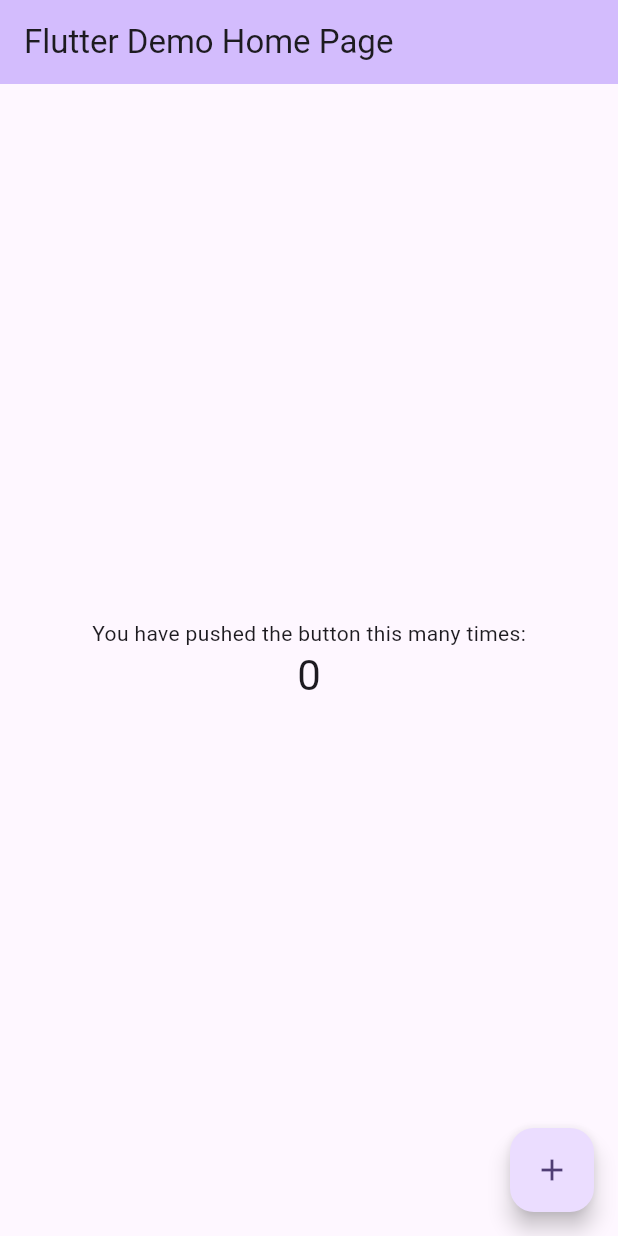
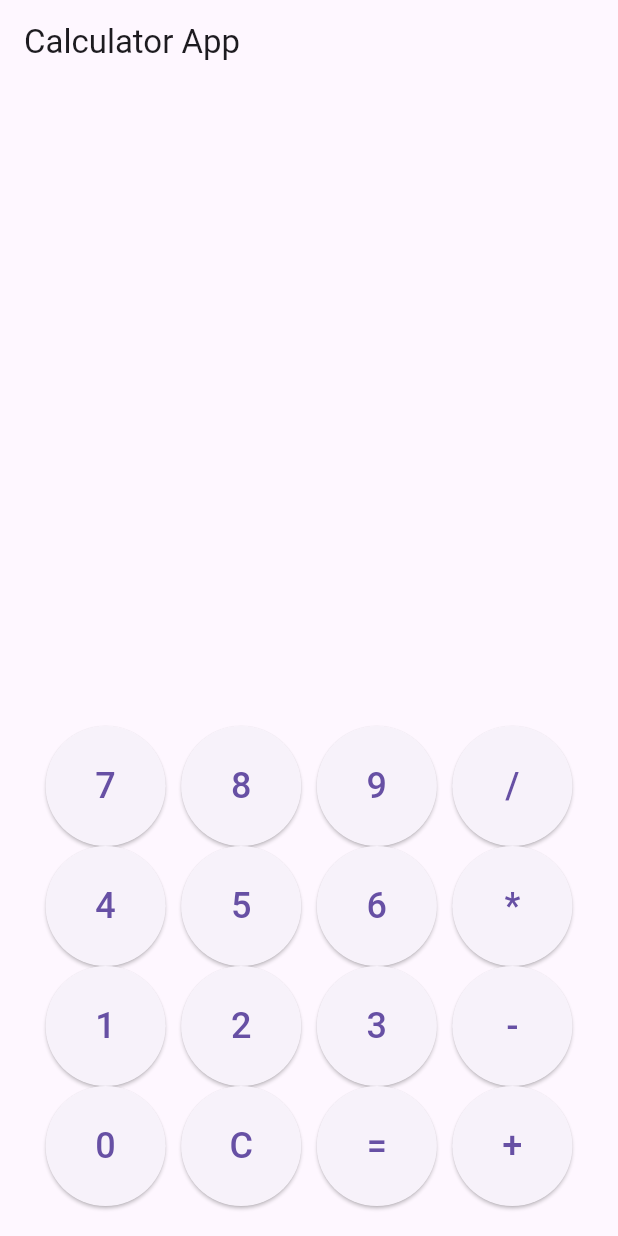
Before and after one commit to Mack-ux/Calculator-App, a Flutter app: the screen it shows after launch, on a phone screen of 412 x 824 dp. Run offline on Flutter 3.47's test engine with Material 3 defaults, Android fonts, the phone set to English and light mode, and no system bars.

Commit message:
Added functions

```diff
--- a/lib/main.dart
+++ b/lib/main.dart
@@ -1,125 +1,180 @@
 import 'package:flutter/material.dart';
 
 void main() {
-  runApp(const MyApp());
+  runApp(const CalculatorApp());
 }
 
-class MyApp extends StatelessWidget {
-  const MyApp({super.key});
+class CalculatorApp extends StatelessWidget {
+  const CalculatorApp({Key? key}) : super(key: key);
 
-  // This widget is the root of your application.
   @override
   Widget build(BuildContext context) {
     return MaterialApp(
-      title: 'Flutter Demo',
+      title: 'Calculator App',
       theme: ThemeData(
-        // This is the theme of your application.
-        //
-        // TRY THIS: Try running your application with "flutter run". You'll see
-        // the application has a purple toolbar. Then, without quitting the app,
-        // try changing the seedColor in the colorScheme below to Colors.green
-        // and then invoke "hot reload" (save your changes or press the "hot
-        // reload" button in a Flutter-supported IDE, or press "r" if you used
-        // the command line to start the app).
-        //
-        // Notice that the counter didn't reset back to zero; the application
-        // state is not lost during the reload. To reset the state, use hot
-        // restart instead.
-        //
-        // This works for code too, not just values: Most code changes can be
-        // tested with just a hot reload.
-        colorScheme: ColorScheme.fromSeed(seedColor: Colors.deepPurple),
-        useMaterial3: true,
+        primarySwatch: Colors.blue,
+        visualDensity: VisualDensity.adaptivePlatformDensity,
       ),
-      home: const MyHomePage(title: 'Flutter Demo Home Page'),
+      home: const CalculatorScreen(),
     );
   }
 }
 
-class MyHomePage extends StatefulWidget {
-  const MyHomePage({super.key, required this.title});
-
-  // This widget is the home page of your application. It is stateful, meaning
-  // that it has a State object (defined below) that contains fields that affect
-  // how it looks.
-
-  // This class is the configuration for the state. It holds the values (in this
-  // case the title) provided by the parent (in this case the App widget) and
-  // used by the build method of the State. Fields in a Widget subclass are
-  // always marked "final".
-
-  final String title;
+class CalculatorScreen extends StatefulWidget {
+  const CalculatorScreen({Key? key}) : super(key: key);
 
   @override
-  State<MyHomePage> createState() => _MyHomePageState();
+  _CalculatorScreenState createState() => _CalculatorScreenState();
 }
 
-class _MyHomePageState extends State<MyHomePage> {
-  int _counter = 0;
+class _CalculatorScreenState extends State<CalculatorScreen> {
+  String displayText = '';
+  double firstOperand = 0.0;
+  double secondOperand = 0.0;
+  String operator = '';
+  String result = '';
 
-  void _incrementCounter() {
+  // Function to handle number button tap
+  void onButtonPressed(String value) {
     setState(() {
-      // This call to setState tells the Flutter framework that something has
-      // changed in this State, which causes it to rerun the build method below
-      // so that the display can reflect the updated values. If we changed
-      // _counter without calling setState(), then the build method would not be
-      // called again, and so nothing would appear to happen.
-      _counter++;
+      displayText += value;
     });
   }
 
+  // Function to handle operator button tap
+  void onOperatorPressed(String op) {
+    setState(() {
+      if (displayText.isNotEmpty) {
+        firstOperand = double.parse(displayText);
+        operator = op;
+        displayText = '';
+      }
+    });
+  }
+
+  // Function to calculate the result based on operator
+  void onEqualsPressed() {
+    setState(() {
+      if (displayText.isNotEmpty) {
+        secondOperand = double.parse(displayText);
+        switch (operator) {
+          case '+':
+            result = (firstOperand + secondOperand).toString();
+            break;
+          case '-':
+            result = (firstOperand - secondOperand).toString();
+            break;
+          case '*':
+            result = (firstOperand * secondOperand).toString();
+            break;
+          case '/':
+            if (secondOperand != 0) {
+              result = (firstOperand / secondOperand).toString();
+            } else {
+              result = 'Error';
+            }
+            break;
+          default:
+            result = 'Error';
+        }
+        displayText = result;
+      }
+    });
+  }
+
+  // Function to clear the display
+  void onClearPressed() {
+    setState(() {
+      displayText = '';
+      firstOperand = 0.0;
+      secondOperand = 0.0;
+      operator = '';
+      result = '';
+    });
+  }
+
+  // Build the UI
   @override
   Widget build(BuildContext context) {
-    // This method is rerun every time setState is called, for instance as done
-    // by the _incrementCounter method above.
-    //
-    // The Flutter framework has been optimized to make rerunning build methods
-    // fast, so that you can just rebuild anything that needs updating rather
-    // than having to individually change instances of widgets.
     return Scaffold(
       appBar: AppBar(
-        // TRY THIS: Try changing the color here to a specific color (to
-        // Colors.amber, perhaps?) and trigger a hot reload to see the AppBar
-        // change color while the other colors stay the same.
-        backgroundColor: Theme.of(context).colorScheme.inversePrimary,
-        // Here we take the value from the MyHomePage object that was created by
-        // the App.build method, and use it to set our appbar title.
-        title: Text(widget.title),
+        title: const Text('Calculator App'),
       ),
-      body: Center(
-        // Center is a layout widget. It takes a single child and positions it
-        // in the middle of the parent.
+      body: Padding(
+        padding: const EdgeInsets.all(20.0),
         child: Column(
-          // Column is also a layout widget. It takes a list of children and
-          // arranges them vertically. By default, it sizes itself to fit its
-          // children horizontally, and tries to be as tall as its parent.
-          //
-          // Column has various properties to control how it sizes itself and
-          // how it positions its children. Here we use mainAxisAlignment to
-          // center the children vertically; the main axis here is the vertical
-          // axis because Columns are vertical (the cross axis would be
-          // horizontal).
-          //
-          // TRY THIS: Invoke "debug painting" (choose the "Toggle Debug Paint"
-          // action in the IDE, or press "p" in the console), to see the
-          // wireframe for each widget.
-          mainAxisAlignment: MainAxisAlignment.center,
-          children: <Widget>[
-            const Text(
-              'You have pushed the button this many times:',
+          mainAxisAlignment: MainAxisAlignment.end,
+          children: [
+            // Display area
+            Text(
+              displayText,
+              style: const TextStyle(fontSize: 48, fontWeight: FontWeight.bold),
+              textAlign: TextAlign.right,
             ),
-            Text(
-              '$_counter',
-              style: Theme.of(context).textTheme.headlineMedium,
+            const SizedBox(height: 20),
+            // Buttons
+            Row(
+              mainAxisAlignment: MainAxisAlignment.spaceEvenly,
+              children: [
+                buildButton('7'),
+                buildButton('8'),
+                buildButton('9'),
+                buildButton('/'),
+              ],
+            ),
+            Row(
+              mainAxisAlignment: MainAxisAlignment.spaceEvenly,
+              children: [
+                buildButton('4'),
+                buildButton('5'),
+                buildButton('6'),
+                buildButton('*'),
+              ],
+            ),
+            Row(
+              mainAxisAlignment: MainAxisAlignment.spaceEvenly,
+              children: [
+                buildButton('1'),
+                buildButton('2'),
+                buildButton('3'),
+                buildButton('-'),
+              ],
+            ),
+            Row(
+              mainAxisAlignment: MainAxisAlignment.spaceEvenly,
+              children: [
+                buildButton('0'),
+                buildButton('C', action: onClearPressed),
+                buildButton('=', action: onEqualsPressed),
+                buildButton('+'),
+              ],
             ),
           ],
         ),
       ),
-      floatingActionButton: FloatingActionButton(
-        onPressed: _incrementCounter,
-        tooltip: 'Increment',
-        child: const Icon(Icons.add),
-      ), // This trailing comma makes auto-formatting nicer for build methods.
+    );
+  }
+
+  // Helper function to build a button
+  Widget buildButton(String label, {void Function()? action}) {
+    return ElevatedButton(
+      onPressed: action ??
+          () {
+            if (int.tryParse(label) != null) {
+              onButtonPressed(label);
+            } else {
+              onOperatorPressed(label);
+            }
+          },
+      child: Text(
+        label,
+        style: const TextStyle(fontSize: 24),
+      ),
+      style: ElevatedButton.styleFrom(
+        minimumSize: const Size(80, 80),
+        shape: const CircleBorder(),
+        padding: const EdgeInsets.all(20),
+      ),
     );
   }
 }
```
